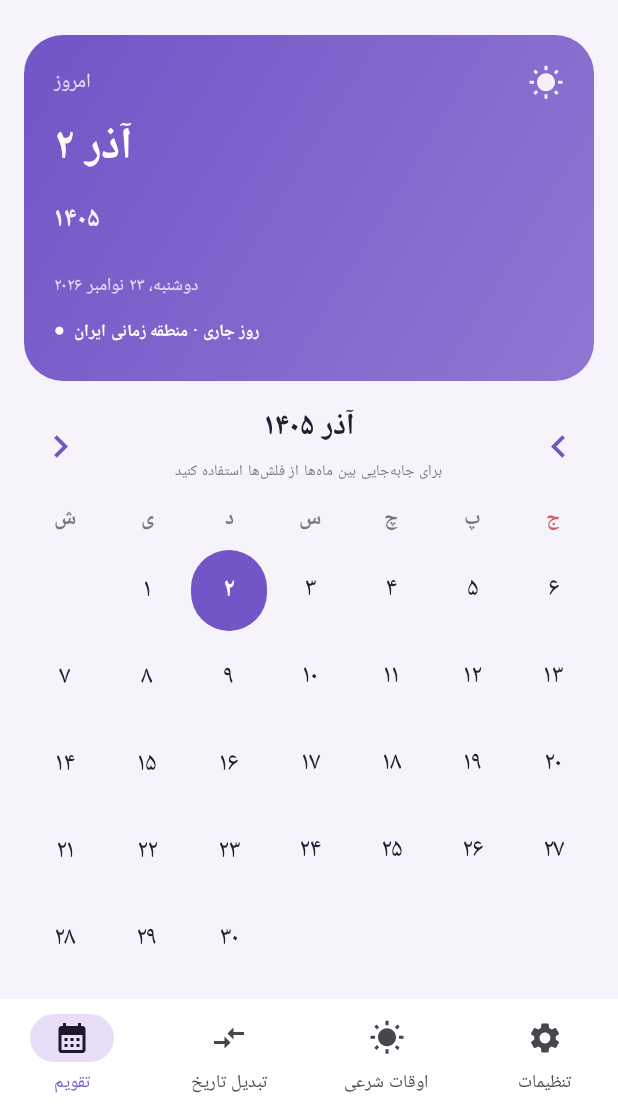
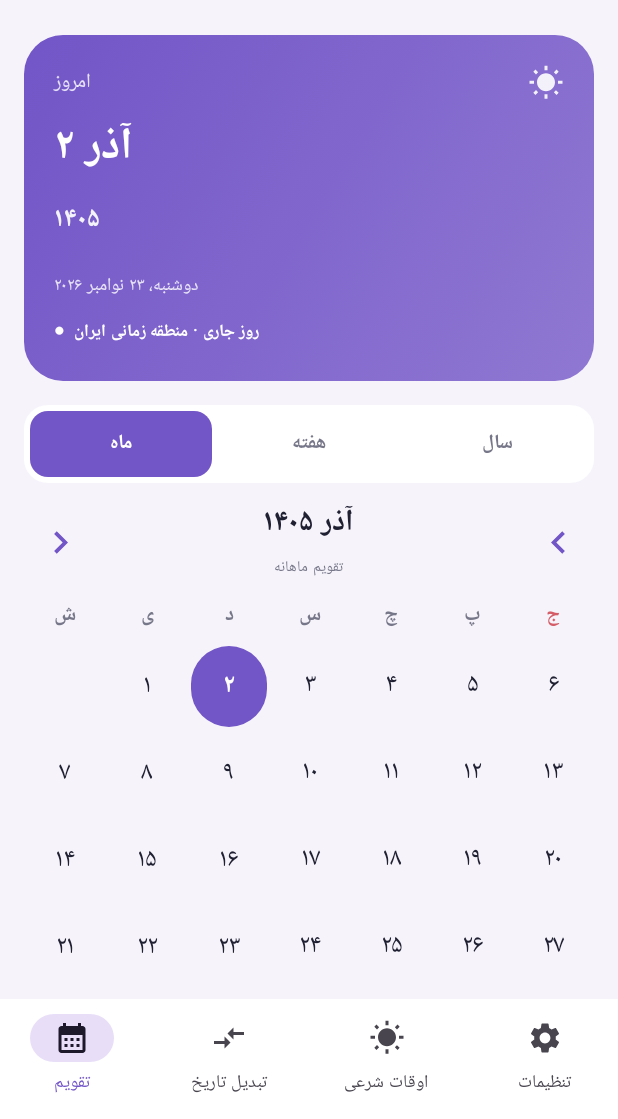
Before and after one commit to mohsen64ehsani-beep/PersianCalendarApp, an Android app built with Jetpack Compose: the screen it shows after launch (MainActivity), on a phone screen of 412 x 824 dp, the part 117-1236 px from its top. Run offline under Robolectric (Android 15) with nearby library versions, the phone set to English and light mode, and no system bars.

Commit message:
Add month week and year calendar views

```diff
--- a/app/src/main/java/ir/persiancalendar/app/MainActivity.kt
+++ b/app/src/main/java/ir/persiancalendar/app/MainActivity.kt
@@ -107,6 +107,7 @@ private fun CalendarHome(accent: Color) {
     var visibleYear by remember { mutableIntStateOf(todayYear) }
     var visibleMonth by remember { mutableIntStateOf(todayMonth) }
     var selectedDay by remember { mutableIntStateOf(todayDay) }
+    var calendarMode by remember { mutableStateOf("ماه") }
 
     val monthCalendar = remember(visibleYear, visibleMonth) {
         persianCalendar().apply {
@@ -191,21 +192,83 @@ private fun CalendarHome(accent: Color) {
                 }
             }
         }
-        Spacer(Modifier.height(14.dp))
+        Spacer(Modifier.height(16.dp))
+        Row(Modifier.fillMaxWidth().background(Color.White, RoundedCornerShape(16.dp)).padding(4.dp), horizontalArrangement = Arrangement.spacedBy(4.dp)) {
+            listOf("ماه", "هفته", "سال").forEach { mode ->
+                val selected = calendarMode == mode
+                Box(Modifier.weight(1f).background(if (selected) accent else Color.Transparent, RoundedCornerShape(12.dp))
+                    .clickable { calendarMode = mode }.padding(vertical = 10.dp), contentAlignment = Alignment.Center) {
+                    Text(mode, color = if (selected) Color.White else Muted, fontWeight = FontWeight.SemiBold, fontSize = 13.sp)
+                }
+            }
+        }
+        Spacer(Modifier.height(10.dp))
+        when (calendarMode) {
+            "سال" -> {
                 Row(Modifier.fillMaxWidth(), horizontalArrangement = Arrangement.SpaceBetween, verticalAlignment = Alignment.CenterVertically) {
-            IconButton(onClick = { moveMonth(-1) }) { Icon(Icons.Default.ChevronRight, "ماه قبل", tint = Purple, modifier = Modifier.size(30.dp)) }
+                    IconButton(onClick = { visibleYear--; selectedDay = 1 }) { Icon(Icons.Default.ChevronRight, "سال قبل", tint = accent) }
+                    Text(faNumber(visibleYear), color = Ink, fontSize = 22.sp, fontWeight = FontWeight.Bold)
+                    IconButton(onClick = { visibleYear++; selectedDay = 1 }) { Icon(Icons.Default.ChevronLeft, "سال بعد", tint = accent) }
+                }
+                Card(colors = CardDefaults.cardColors(containerColor = Color.White), shape = RoundedCornerShape(22.dp)) {
+                    Column(Modifier.fillMaxWidth().padding(12.dp), verticalArrangement = Arrangement.spacedBy(8.dp)) {
+                        MonthNames.chunked(3).forEachIndexed { rowIndex, rowMonths ->
+                            Row(Modifier.fillMaxWidth(), horizontalArrangement = Arrangement.spacedBy(8.dp)) {
+                                rowMonths.forEachIndexed { colIndex, monthName ->
+                                    val monthIndex = rowIndex * 3 + colIndex
+                                    val active = monthIndex == visibleMonth
+                                    Box(Modifier.weight(1f).background(if (active) accent.copy(alpha = .12f) else CanvasColor, RoundedCornerShape(14.dp))
+                                        .clickable { visibleMonth = monthIndex; calendarMode = "ماه" }
+                                        .padding(vertical = 18.dp), contentAlignment = Alignment.Center) {
+                                        Text(monthName, color = if (active) accent else Ink, fontWeight = if (active) FontWeight.Bold else FontWeight.Medium, fontSize = 12.sp)
+                                    }
+                                }
+                            }
+                        }
+                    }
+                }
+            }
+            "هفته" -> {
+                val selectedCalendar = persianCalendar().apply {
+                    set(Calendar.YEAR, visibleYear); set(Calendar.MONTH, visibleMonth); set(Calendar.DAY_OF_MONTH, selectedDay)
+                }
+                val weekdayOffset = (selectedCalendar.get(Calendar.DAY_OF_WEEK) + 5) % 7
+                val weekStart = (selectedCalendar.clone() as Calendar).apply { add(Calendar.DAY_OF_MONTH, -weekdayOffset) }
+                Card(colors = CardDefaults.cardColors(containerColor = Color.White), shape = RoundedCornerShape(22.dp)) {
+                    Column(Modifier.fillMaxWidth().padding(12.dp), verticalArrangement = Arrangement.spacedBy(8.dp)) {
+                        Text(MonthNames[visibleMonth] + " " + faNumber(visibleYear), color = Ink, fontWeight = FontWeight.Bold)
+                        Row(Modifier.fillMaxWidth()) {
+                            repeat(7) { index ->
+                                val dayCal = (weekStart.clone() as Calendar).apply { add(Calendar.DAY_OF_MONTH, index) }
+                                val dayNum = dayCal.get(Calendar.DAY_OF_MONTH)
+                                val dayMonth = dayCal.get(Calendar.MONTH)
+                                val dayYear = dayCal.get(Calendar.YEAR)
+                                val isChosen = dayYear == visibleYear && dayMonth == visibleMonth && dayNum == selectedDay
+                                Column(Modifier.weight(1f).background(if (isChosen) accent else CanvasColor, RoundedCornerShape(12.dp))
+                                    .clickable { visibleYear = dayYear; visibleMonth = dayMonth; selectedDay = dayNum }
+                                    .padding(vertical = 12.dp), horizontalAlignment = Alignment.CenterHorizontally) {
+                                    Text(listOf("ش","ی","د","س","چ","پ","ج")[index], color = if (isChosen) Color.White.copy(alpha=.8f) else Muted, fontSize = 10.sp)
+                                    Text(faNumber(dayNum), color = if (isChosen) Color.White else Ink, fontWeight = FontWeight.Bold, fontSize = 14.sp)
+                                }
+                            }
+                        }
+                        Text("برای دیدن جزئیات هر روز، روی آن بزنید.", color = Muted, fontSize = 11.sp)
+                    }
+                }
+            }
+            else -> {
+                Row(Modifier.fillMaxWidth(), horizontalArrangement = Arrangement.SpaceBetween, verticalAlignment = Alignment.CenterVertically) {
+                    IconButton(onClick = { moveMonth(-1) }) { Icon(Icons.Default.ChevronRight, "ماه قبل", tint = accent, modifier = Modifier.size(30.dp)) }
                     Column(horizontalAlignment = Alignment.CenterHorizontally) {
                         Text(MonthNames[visibleMonth] + " " + faNumber(visibleYear), color = Ink, fontSize = 20.sp, fontWeight = FontWeight.Bold)
-                Text("برای جابه‌جایی بین ماه‌ها از فلش‌ها استفاده کنید", color = Muted, fontSize = 10.sp)
+                        Text("تقویم ماهانه", color = Muted, fontSize = 10.sp)
                     }
-            IconButton(onClick = { moveMonth(1) }) { Icon(Icons.Default.ChevronLeft, "ماه بعد", tint = Purple, modifier = Modifier.size(30.dp)) }
+                    IconButton(onClick = { moveMonth(1) }) { Icon(Icons.Default.ChevronLeft, "ماه بعد", tint = accent, modifier = Modifier.size(30.dp)) }
                 }
                 Spacer(Modifier.height(8.dp))
                 Row(Modifier.fillMaxWidth()) {
                     listOf("ش", "ی", "د", "س", "چ", "پ", "ج").forEachIndexed { index, label ->
-                Text(label, Modifier.weight(1f), textAlign = TextAlign.Center,
-                    color = if (index == 6) Color(0xFFD45D68) else Muted,
-                    fontSize = 14.sp, fontWeight = FontWeight.Bold)
+                        Text(label, Modifier.weight(1f), textAlign = TextAlign.Center, color = if (index == 6) Color(0xFFD45D68) else Muted, fontSize = 14.sp, fontWeight = FontWeight.Bold)
                     }
                 }
                 Spacer(Modifier.height(6.dp))
@@ -215,34 +278,19 @@ private fun CalendarHome(accent: Color) {
                             val isSelected = value != 0 && value == selectedDay
                             val isToday = value != 0 && visibleYear == todayYear && visibleMonth == todayMonth && value == todayDay
                             val isHoliday = value != 0 && IranCalendarEvents.isHoliday(visibleYear, visibleMonth + 1, value)
-                    Box(
-                        Modifier.weight(1f).padding(2.dp).aspectRatio(0.94f).then(
-                            if (isSelected) Modifier.background(accent, CircleShape) else Modifier
-                        ).clickable(enabled = value != 0) { selectedDay = value },
-                        contentAlignment = Alignment.Center
-                    ) {
+                            Box(Modifier.weight(1f).padding(2.dp).aspectRatio(0.94f).then(if (isSelected) Modifier.background(accent, CircleShape) else Modifier)
+                                .clickable(enabled = value != 0) { selectedDay = value }, contentAlignment = Alignment.Center) {
                                 if (value != 0) {
                                     Column(horizontalAlignment = Alignment.CenterHorizontally, verticalArrangement = Arrangement.Center) {
-                                Text(
-                                    faNumber(value),
-                                    color = when {
-                                        isSelected -> Color.White
-                                        isToday -> accent
-                                        isHoliday -> Color(0xFFD45D68)
-                                        else -> Ink
-                                    },
-                                    fontSize = 17.sp,
-                                    fontWeight = if (isSelected || isToday) FontWeight.Bold else FontWeight.Medium
-                                )
-                                if ((isToday || isHoliday) && !isSelected) {
-                                    Box(Modifier.padding(top = 1.dp).size(4.dp).background(if (isToday) accent else Color(0xFFD45D68), CircleShape))
+                                        Text(faNumber(value), color = when { isSelected -> Color.White; isToday -> accent; isHoliday -> Color(0xFFD45D68); else -> Ink },
+                                            fontSize = 17.sp, fontWeight = if (isSelected || isToday) FontWeight.Bold else FontWeight.Medium)
+                                        if ((isToday || isHoliday) && !isSelected) Box(Modifier.padding(top = 1.dp).size(4.dp).background(if (isToday) accent else Color(0xFFD45D68), CircleShape))
                                     }
                                 }
                             }
                         }
+                        repeat(7 - week.size) { Spacer(Modifier.weight(1f)) }
                     }
-                repeat(7 - week.size) {
-                    Spacer(Modifier.weight(1f))
                 }
             }
         }
```
Lines whose indentation alone changed are shown as unchanged.
